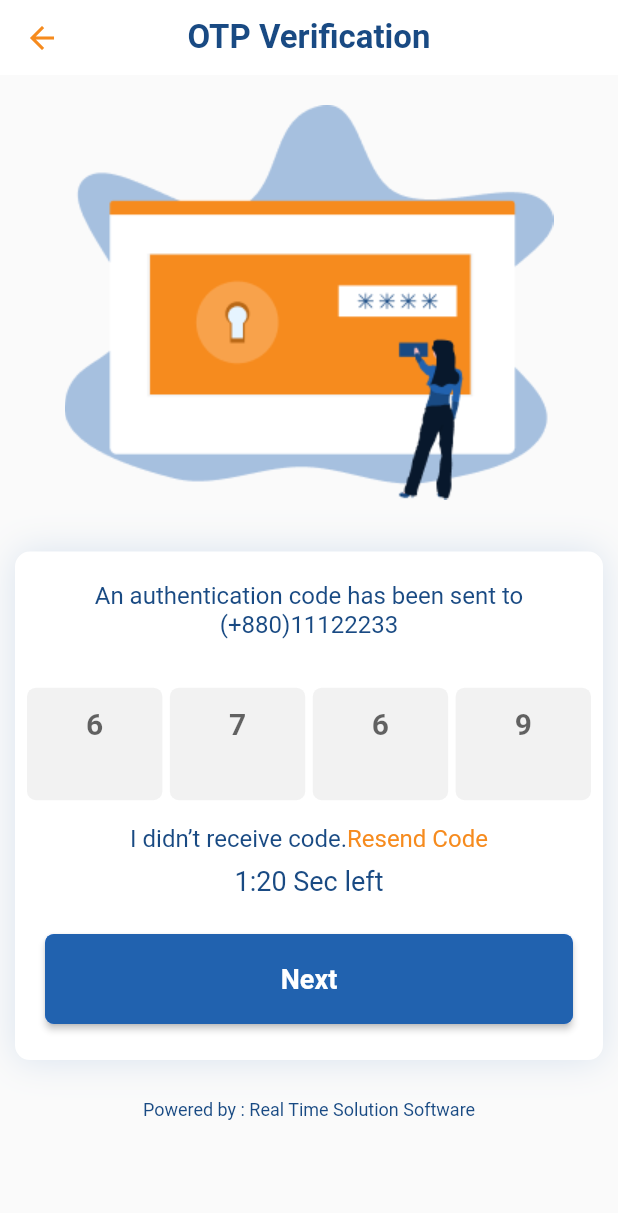
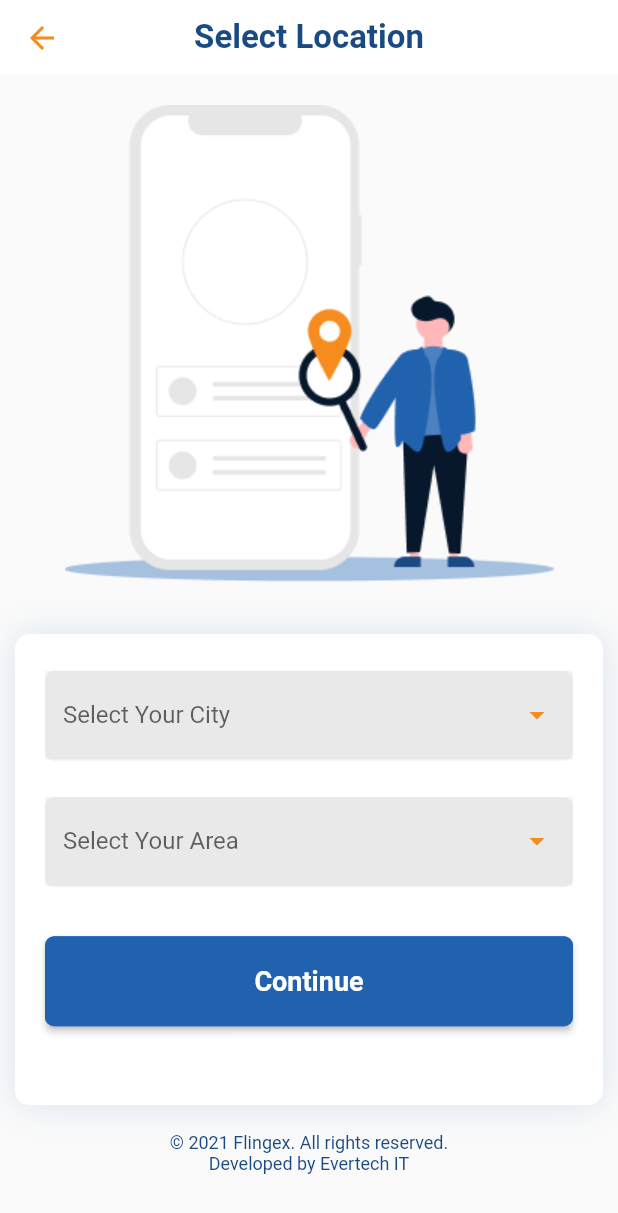
Before and after one commit to mehedimithu/Flingex_App, a Flutter app: the OtpCode screen opened directly, after a tap on "Next", on a phone screen of 412 x 824 dp. Shown: the top 1213 px of the screen. Run offline on Flutter 3.47's test engine with Material 2 defaults, Android fonts, the phone set to English and light mode, and no system bars.

Commit message:
signup done

```diff
--- /dev/null
+++ b/lib/screens/signup/components/location.dart
@@ -0,0 +1,186 @@
+import 'package:flingex_app/screens/signup/components/finger_print.dart';
+import 'package:flutter/cupertino.dart';
+import 'package:flutter/material.dart';
+import 'package:flutter/widgets.dart';
+
+class SelectLocation extends StatefulWidget {
+  @override
+  _SelectLocationState createState() => _SelectLocationState();
+}
+
+class _SelectLocationState extends State<SelectLocation> {
+  TextEditingController cityController = TextEditingController();
+  TextEditingController areaController = TextEditingController();
+
+  @override
+  Widget build(BuildContext context) {
+    var size = MediaQuery.of(context).size;
+    return Scaffold(
+      appBar: AppBar(
+        toolbarHeight: 50,
+        elevation: 0,
+        leading: IconButton(
+          icon: Icon(Icons.arrow_back, color: Color(0xfff68b1e)),
+          onPressed: () => Navigator.of(context).pop(),
+        ),
+        title: Text(
+          'Select Location',
+          style: TextStyle(
+            color: Color(0xff194a83),
+            fontSize: 22,
+            fontWeight: FontWeight.w700,
+          ),
+        ),
+        centerTitle: true,
+        backgroundColor: Colors.white,
+      ),
+      body: ListView(
+        children: [
+          Column(
+            children: [
+              Container(
+                margin: EdgeInsets.only(top: 20),
+                alignment: Alignment.topCenter,
+                decoration: BoxDecoration(
+                  borderRadius: BorderRadius.circular(12),
+                ),
+                child: Image.asset(
+                  'assets/images/img5.png',
+                ),
+              ),
+            ],
+          ),
+          SizedBox(height: size.height * 0.03),
+          Padding(
+            padding: const EdgeInsets.all(10.0),
+            child: Container(
+              width: 384,
+              height: 314,
+              decoration: BoxDecoration(
+                borderRadius: BorderRadius.circular(10),
+                boxShadow: [
+                  BoxShadow(
+                    color: Color(0x262062af),
+                    blurRadius: 20,
+                    offset: Offset(0, 0),
+                  ),
+                ],
+                color: Colors.white,
+              ),
+              child: Column(
+                crossAxisAlignment: CrossAxisAlignment.center,
+                children: [
+                  SizedBox(height: size.height * 0.02),
+                  Padding(
+                    padding: const EdgeInsets.all(8.0),
+                    child: Container(
+                      width: 352,
+                      height: 60,
+                      decoration: BoxDecoration(
+                        borderRadius: BorderRadius.circular(6),
+                        color: Color(0xfff2f2f2),
+                      ),
+                      child: TextFormField(
+                        controller: cityController,
+                        decoration: InputDecoration(
+                          filled: true,
+                          border: InputBorder.none,
+                          focusedBorder: InputBorder.none,
+                          enabledBorder: InputBorder.none,
+                          errorBorder: InputBorder.none,
+                          disabledBorder: InputBorder.none,
+                          suffixIcon: IconButton(
+                            icon: Icon(Icons.arrow_drop_down_sharp,
+                                color: Color(0xfff68b1e)),
+                            onPressed: () {
+                              setState(() {});
+                            },
+                          ),
+                          // hintText: "+880 1719 123 123",
+                          labelText: "Select Your City",
+                        ),
+                      ),
+                    ),
+                  ),
+                  SizedBox(height: size.height * 0.01),
+                  Padding(
+                    padding: const EdgeInsets.all(8.0),
+                    child: Container(
+                      width: 352,
+                      height: 60,
+                      decoration: BoxDecoration(
+                        borderRadius: BorderRadius.circular(6),
+                        color: Color(0xfff2f2f2),
+                      ),
+                      child: TextFormField(
+                        controller: areaController,
+                        decoration: InputDecoration(
+                          filled: true,
+                          border: InputBorder.none,
+                          focusedBorder: InputBorder.none,
+                          enabledBorder: InputBorder.none,
+                          errorBorder: InputBorder.none,
+                          disabledBorder: InputBorder.none,
+                          suffixIcon: IconButton(
+                            icon: Icon(Icons.arrow_drop_down_sharp,
+                                color: Color(0xfff68b1e)),
+                            onPressed: () {
+                              setState(() {});
+                            },
+                          ),
+                          // hintText: "+880 1719 123 123",
+                          labelText: "Select Your Area",
+                        ),
+                      ),
+                    ),
+                  ),
+                  SizedBox(height: size.height * 0.03),
+                  RaisedButton(
+                    onPressed: () {
+                      Navigator.push(
+                          context,
+                          MaterialPageRoute(
+                              builder: (context) => FingerPrint()));
+                    },
+                    color: Colors.blueAccent,
+                    shape: RoundedRectangleBorder(
+                        borderRadius: BorderRadius.circular(6)),
+                    textColor: Colors.white,
+                    padding: const EdgeInsets.all(0),
+                    child: Container(
+                      alignment: Alignment.center,
+                      width: 352,
+                      height: 60,
+                      decoration: BoxDecoration(
+                        borderRadius: BorderRadius.circular(6),
+                        color: Color(0xff2162af),
+                      ),
+                      padding: const EdgeInsets.all(0),
+                      child: Text(
+                        "Continue",
+                        textAlign: TextAlign.center,
+                        style: TextStyle(
+                            fontWeight: FontWeight.bold,
+                            fontSize: 18,
+                            color: Colors.white),
+                      ),
+                    ),
+                  ),
+                ],
+              ),
+            ),
+          ),
+          SizedBox(height: size.height * 0.01),
+          Text(
+            "© 2021 Flingex. All rights reserved.\nDeveloped by Evertech IT",
+            textAlign: TextAlign.center,
+            style: TextStyle(
+              color: Color(0xff194a83),
+              fontSize: 12,
+            ),
+          ),
+        ],
+      ),
+    );
+  }
+}
--- a/lib/screens/signup/components/otp_code.dart
+++ b/lib/screens/signup/components/otp_code.dart
@@ -1,3 +1,4 @@
+import 'package:flingex_app/screens/signup/components/location.dart';
 import 'package:flutter/cupertino.dart';
 import 'package:flutter/material.dart';
 import 'package:flutter/widgets.dart';
@@ -223,7 +224,10 @@ class _OtpCodeState extends State<OtpCode> {
                   ),
                   SizedBox(height: size.height * 0.03),
                   RaisedButton(
-                    onPressed: () {},
+                    onPressed: () {Navigator.push(
+                        context,
+                        MaterialPageRoute(
+                            builder: (context) => SelectLocation()));},
                     color: Colors.blueAccent,
                     shape: RoundedRectangleBorder(
                         borderRadius: BorderRadius.circular(6)),
@@ -254,7 +258,7 @@ class _OtpCodeState extends State<OtpCode> {
           ),
           SizedBox(height: size.height * 0.02),
           Text(
-            "Powered by : Real Time Solution Software",
+            "© 2021 Flingex. All rights reserved.\nDeveloped by Evertech IT",
             textAlign: TextAlign.center,
             style: TextStyle(
               color: Color(0xff194a83),
```
Also changed, not shown: lib/screens/signup/components/finger_print.dart (added, +133 -0 lines), assets/images/img5.png (added), assets/images/img6.png (added).
